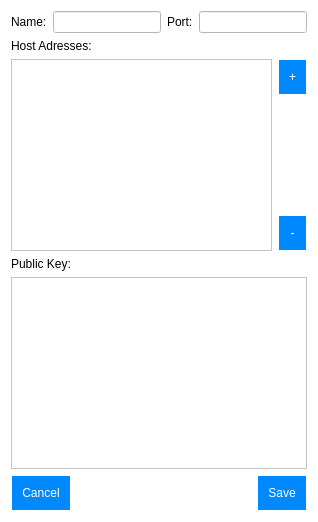
First picture: the form in src/editcontactwindow.ui, repository thomas-picariello/SDTP, before the edit.
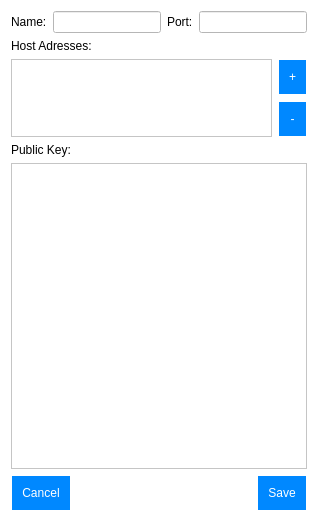
Second picture: the form after the edit. Icons and pictures are not drawn.

Commit message: EditContactWindow better layout

Diff of the .ui file:
```diff
--- a/src/editcontactwindow.ui
+++ b/src/editcontactwindow.ui
@@ -39,7 +39,7 @@
 background-color:#07f;
 }</string>
   </property>
-  <layout class="QVBoxLayout" name="verticalLayout">
+  <layout class="QVBoxLayout" name="verticalLayout" stretch="1,1,1,1,50,1">
    <item>
     <layout class="QHBoxLayout" name="horizontalLayout_4">
      <item>
```
